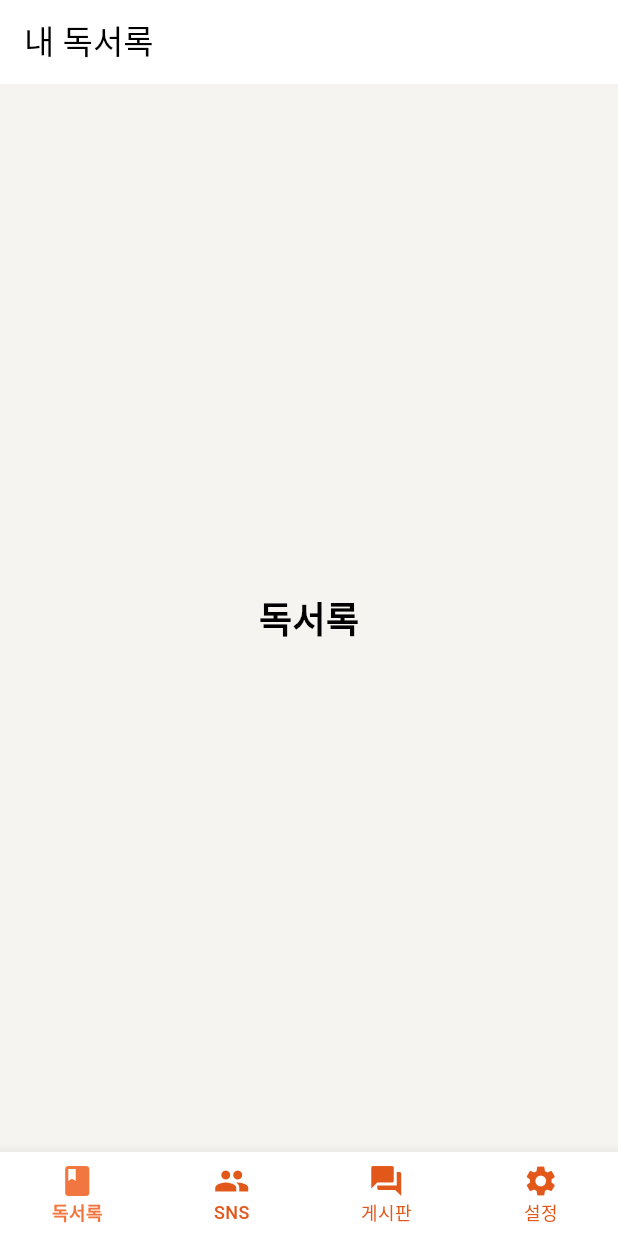
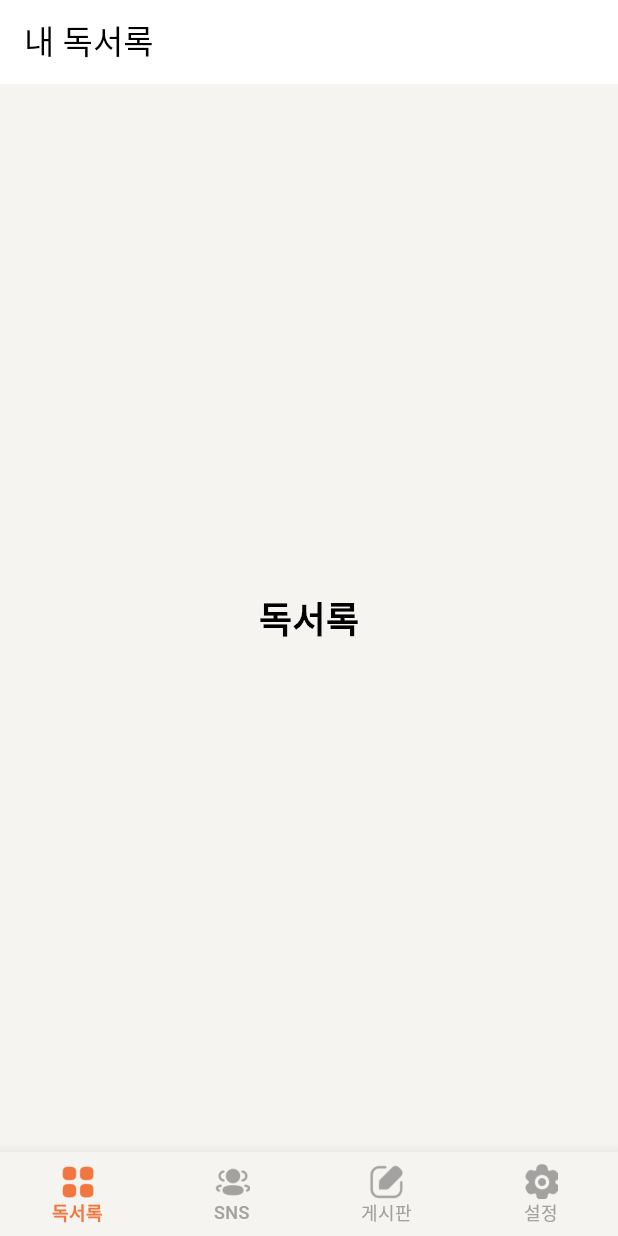
Before and after one commit to Yeowoobi-dev/yeowoobi-frontend, a Flutter app: the HomeScreen screen opened directly, on a phone screen of 412 x 824 dp. Run offline on Flutter 3.47's test engine with Material 3 defaults, Android fonts, the phone set to English and light mode, and no system bars.

Commit message:
feat: 하단바 아이콘 변경

```diff
--- a/lib/widgets/bottom_nav_bar.dart
+++ b/lib/widgets/bottom_nav_bar.dart
@@ -5,45 +5,43 @@ class BottomNavBar extends StatelessWidget {
   final int currentIndex;
   final Function(int) onTap;
 
-  const BottomNavBar(
-      {required this.currentIndex, required this.onTap, super.key});
+  const BottomNavBar({
+    required this.currentIndex,
+    required this.onTap,
+    super.key,
+  });
 
   @override
   Widget build(BuildContext context) {
-    final theme = Theme.of(context); // ✅ 현재 테마 가져오기
-    final bool isDarkMode = theme.brightness == Brightness.dark; // ✅ 다크 모드 확인
+    final colorScheme = Theme.of(context).colorScheme;
 
     return BottomNavigationBar(
       currentIndex: currentIndex,
       onTap: onTap,
-      backgroundColor:
-          isDarkMode ? Colors.black : Colors.white, // ✅ 다크/라이트 모드별 배경색
-      selectedItemColor: isDarkMode
-          ? CustomTheme.darkPrimaryColor
-          : CustomTheme.lightPrimaryColor, // ✅ 선택된 아이콘 & 라벨 색상
-      unselectedItemColor: isDarkMode
-          ? CustomTheme.darkSecondaryColor
-          : CustomTheme.lightSecondaryColor, // ✅ 선택되지 않은 아이콘 & 라벨 색상
-      selectedLabelStyle: TextStyle(
+      type: BottomNavigationBarType.fixed,
+      backgroundColor: Theme.of(context).scaffoldBackgroundColor,
+      selectedItemColor: colorScheme.primary,
+      unselectedItemColor: CustomTheme.neutral200,
+      selectedLabelStyle: const TextStyle(
         fontSize: 12,
-        fontWeight: FontWeight.bold, // ✅ 선택된 라벨 가독성 강화
-        color: isDarkMode
-            ? CustomTheme.darkPrimaryColor
-            : CustomTheme.lightPrimaryColor,
+        fontWeight: FontWeight.bold,
       ),
-      unselectedLabelStyle: TextStyle(
+      unselectedLabelStyle: const TextStyle(
         fontSize: 12,
-        fontWeight: FontWeight.w500, // ✅ 선택되지 않은 라벨 가독성 강화
-        color: isDarkMode
-            ? CustomTheme.darkSecondaryColor
-            : CustomTheme.lightSecondaryColor,
+        fontWeight: FontWeight.w500,
       ),
-      type: BottomNavigationBarType.fixed, // ✅ 아이콘 움직임 없이 고정
       items: const [
-        BottomNavigationBarItem(icon: Icon(Icons.book), label: "독서록"),
-        BottomNavigationBarItem(icon: Icon(Icons.people), label: "SNS"),
-        BottomNavigationBarItem(icon: Icon(Icons.forum), label: "게시판"),
-        BottomNavigationBarItem(icon: Icon(Icons.settings), label: "설정"),
+        BottomNavigationBarItem(
+            icon: ImageIcon(AssetImage('assets/icons/category.png')),
+            label: "독서록"),
+        BottomNavigationBarItem(
+            icon: ImageIcon(AssetImage('assets/icons/sns.png')), label: "SNS"),
+        BottomNavigationBarItem(
+            icon: ImageIcon(AssetImage('assets/icons/board.png')),
+            label: "게시판"),
+        BottomNavigationBarItem(
+            icon: ImageIcon(AssetImage('assets/icons/setting.png')),
+            label: "설정"),
       ],
     );
   }
```
